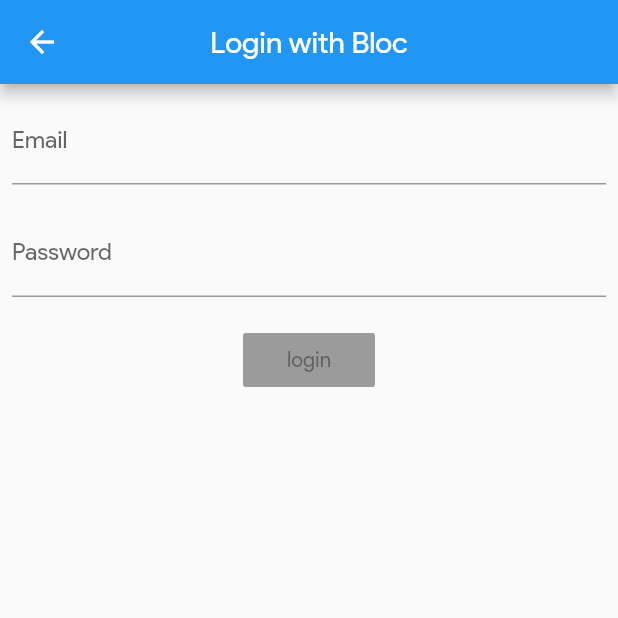
After one commit to madhavtripathi05/Flutter-Examples, a Flutter app: the screen it shows after launch, after a tap on "Bloc Login", on a phone screen of 412 x 824 dp, the top half of it. The commit adds this screen. Run offline on Flutter 3.47's test engine with Material 2 defaults, Android fonts, the phone set to English and light mode, and no system bars; our stand-ins replace flutter_icons, google_fonts, rxdart, shared_preferences, simple_animations; network calls fail.

Commit message:
reactive stuff added

```diff
--- /dev/null
+++ b/material_app/lib/bloc/my_bloc.dart
@@ -0,0 +1,32 @@
+import 'dart:async';
+import 'package:rxdart/rxdart.dart';
+import 'package:material_app/bloc/validators.dart';
+
+class MyBloc extends Object with Validators {
+  var _emailController = BehaviorSubject<String>();
+  var _passController = BehaviorSubject<String>();
+
+  // adding data to stream
+  Function(String) get changeEmail => _emailController.sink.add;
+  Function(String) get changePass => _passController.sink.add;
+
+  // getting data from stream
+  Stream<String> get email => _emailController.stream.transform(validateEmail);
+  Stream<String> get pass => _passController.stream.transform(validatePass);
+
+  Stream<bool> get validLogin =>
+      CombineLatestStream.combine2(email, pass, (e, p) => true);
+
+  submit() {
+    final validEmail = _emailController.value;
+    final validPass = _passController.value;
+
+    print('$validEmail is valid');
+    print('$validPass is valid');
+  }
+
+  void dispose() {
+    _emailController.close();
+    _passController.close();
+  }
+}
--- /dev/null
+++ b/material_app/lib/bloc/my_provider.dart
@@ -0,0 +1,18 @@
+import 'package:flutter/material.dart';
+import 'my_bloc.dart';
+
+class MyProvider extends InheritedWidget {
+  final bloc = MyBloc();
+  @override
+  bool updateShouldNotify(_) {
+    return true;
+  }
+
+  MyProvider({Key key, Widget child}) : super(key: key, child: child);
+
+  static MyBloc of(BuildContext context) {
+    // return (context.inheritFromWidgetOfExactType(MyProvider) as MyProvider)
+    //     .bloc; deprecated
+    return (context.dependOnInheritedWidgetOfExactType<MyProvider>()).bloc;
+  }
+}
--- /dev/null
+++ b/material_app/lib/bloc/validators.dart
@@ -0,0 +1,20 @@
+import 'dart:async';
+
+class Validators {
+  final validateEmail =
+      StreamTransformer<String, String>.fromHandlers(handleData: (email, sink) {
+    if (email.contains('@') && email.contains('.')) {
+      sink.add(email);
+    } else {
+      sink.addError('Enter a Valid email');
+    }
+  });
+  final validatePass =
+      StreamTransformer<String, String>.fromHandlers(handleData: (pass, sink) {
+    if (pass.length > 5) {
+      sink.add(pass);
+    } else {
+      sink.addError('Enter at least 6 characters');
+    }
+  });
+}
--- a/material_app/lib/main.dart
+++ b/material_app/lib/main.dart
@@ -1,4 +1,5 @@
 import 'package:flutter/material.dart';
+import 'package:material_app/screens/bloc_login.dart';
 
 import './screens/confirmation_acknowledgement.dart';
 import './screens/home_screen.dart';
@@ -20,6 +21,7 @@ import './widgets/navigation_rail_demo.dart';
 import './widgets/shared_prefs_demo.dart';
 import './widgets/stream_demo.dart';
 import './widgets/tab_bar.dart';
+import 'bloc/my_provider.dart';
 
 //like every programming language execution starts from main()
 void main() => runApp(MyApp());
@@ -27,7 +29,8 @@ void main() => runApp(MyApp());
 class MyApp extends StatelessWidget {
   @override
   Widget build(BuildContext context) {
-    return MaterialApp(
+    return MyProvider(
+      child: MaterialApp(
         //for hiding that debug logo on top
         debugShowCheckedModeBanner: false,
 
@@ -45,6 +48,7 @@ class MyApp extends StatelessWidget {
           /*if home not specified app will start from here*/
           AsyncAwait.routeName: (context) => AsyncAwait(),
           ButtonsDemo.routeName: (context) => ButtonsDemo(),
+          BlocLogin.routeName: (context) => BlocLogin(),
           ConfirmationAcknowledgement.routeName: (context) =>
               ConfirmationAcknowledgement(),
           FormsDemo.routeName: (context) => FormsDemo(),
@@ -64,6 +68,7 @@ class MyApp extends StatelessWidget {
           StackWidget.routeName: (context) => StackWidget(),
           TabBarDemo.routeName: (context) => TabBarDemo()
         },
+      ),
     );
   }
 }
--- /dev/null
+++ b/material_app/lib/screens/bloc_login.dart
@@ -0,0 +1,76 @@
+import 'package:flutter/material.dart';
+import 'package:material_app/bloc/my_provider.dart';
+import '../bloc/my_bloc.dart';
+
+class BlocLogin extends StatelessWidget {
+  static const routeName = '/bloc-login';
+
+  Widget emailField(MyBloc bloc) {
+    return Padding(
+      padding: const EdgeInsets.all(8.0),
+      child: StreamBuilder<String>(
+          stream: bloc.email,
+          builder: (context, snapshot) {
+            return TextField(
+              keyboardType: TextInputType.emailAddress,
+              onChanged: bloc.changeEmail,
+              decoration: InputDecoration(
+                labelText: 'Email',
+                hintText: 'Enter your Email',
+                errorText: snapshot.error,
+              ),
+            );
+          }),
+    );
+  }
+
+  Widget passField(MyBloc bloc) {
+    return Padding(
+      padding: const EdgeInsets.all(8.0),
+      child: StreamBuilder<String>(
+          stream: bloc.pass,
+          builder: (context, snapshot) {
+            return TextField(
+              obscureText: true,
+              onChanged: bloc.changePass,
+              decoration: InputDecoration(
+                labelText: 'Password',
+                hintText: 'Enter your password',
+                errorText: snapshot.error,
+              ),
+            );
+          }),
+    );
+  }
+
+  Widget loginButton(MyBloc bloc) {
+    return StreamBuilder<bool>(
+        stream: bloc.validLogin,
+        builder: (context, snapshot) {
+          return RaisedButton(
+            child: Text('login'),
+            onPressed:
+                snapshot.hasError || !snapshot.hasData ? null : bloc.submit,
+          );
+        });
+  }
+
+  @override
+  Widget build(BuildContext context) {
+    final bloc = MyProvider.of(context);
+    return Scaffold(
+      appBar: AppBar(
+        title: Text('Login with Bloc'),
+        centerTitle: true,
+      ),
+      body: Column(
+        children: [
+          emailField(bloc),
+          passField(bloc),
+          SizedBox(height: 10),
+          loginButton(bloc),
+        ],
+      ),
+    );
+  }
+}
--- a/material_app/lib/widgets/scaffold_widget.dart
+++ b/material_app/lib/widgets/scaffold_widget.dart
@@ -1,18 +1,17 @@
 import 'dart:math';
 
 import 'package:flutter/material.dart';
-import 'package:material_app/screens/confirmation_acknowledgement.dart';
-import 'package:material_app/widgets/async_await.dart';
-import 'package:material_app/widgets/handling_taps.dart';
-import 'package:material_app/widgets/http_demo.dart';
-import 'package:material_app/widgets/shared_prefs_demo.dart';
-import 'package:material_app/widgets/stream_demo.dart';
-import 'package:material_app/widgets/tab_bar.dart';
-
+import 'package:material_app/bloc/my_provider.dart';
+import '../screens/bloc_login.dart';
+import '../screens/confirmation_acknowledgement.dart';
 import '../screens/home_screen.dart';
-
+import '../widgets/async_await.dart';
+import '../widgets/handling_taps.dart';
+import '../widgets/http_demo.dart';
+import '../widgets/shared_prefs_demo.dart';
+import '../widgets/stream_demo.dart';
+import '../widgets/tab_bar.dart';
 import '../widgets/form_demo.dart';
-import '../widgets/row_column.dart';
 import '../widgets/sliders_demo.dart';
 import '../widgets/stack_widget.dart';
 import '../widgets/buttons_demo.dart';
@@ -140,6 +139,13 @@ class _ScaffoldWidgetState extends State<ScaffoldWidget> {
                 onPressed: () =>
                     Navigator.pushNamed(context, HttpDemo.routeName),
                 child: Text('HTTP Demo'),
+              ),
+              RaisedButton(
+                color: myColor,
+                textColor: Colors.white,
+                onPressed: () =>
+                    Navigator.pushNamed(context, BlocLogin.routeName),
+                child: Text('Bloc Login'),
               ),
               RaisedButton(
                 color: myColor,
--- a/material_app/pubspec.yaml
+++ b/material_app/pubspec.yaml
@@ -29,7 +29,7 @@ dependencies:
   shared_preferences_web: ^0.1.2+7
   flutter_icons: ^1.1.0
   google_fonts: ^1.1.0
-
+  rxdart: ^0.24.1
 
 dev_dependencies:
   flutter_test:
```
Also changed, not shown: material_app/pubspec.lock. Lines whose indentation alone changed are shown as unchanged.
